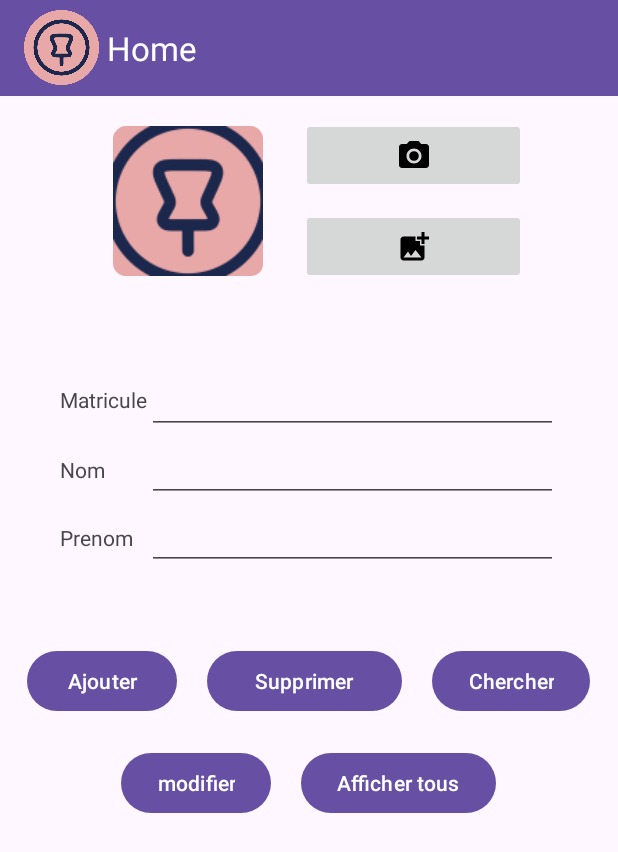
After one commit to ARayane24/TPS_DAM, an Android app: the fragment TP5 placed in its activity, on a phone screen of 412 x 824 dp. The commit adds this screen. Shown: the top 852 px of the screen. Run offline under Robolectric (Android 15) with nearby library versions, the phone set to English and light mode, and no system bars; pictures from the network do not load.

Commit message:
mid changes

```diff
--- a/app/src/main/AndroidManifest.xml
+++ b/app/src/main/AndroidManifest.xml
@@ -3,6 +3,9 @@
     xmlns:tools="http://schemas.android.com/tools">
 
     <uses-permission android:name="android.permission.INTERNET" />
+    <uses-permission android:name="android.permission.READ_EXTERNAL_STORAGE"/>
+    <uses-permission android:name="android.permission.WRITE_EXTERNAL_STORAGE"/>
+    <uses-permission android:name="android.permission.MANAGE_EXTERNAL_STORAGE"/>
 
     <application
         android:allowBackup="true"
@@ -14,6 +17,9 @@
         android:supportsRtl="true"
         android:theme="@style/Theme.TP1"
         tools:targetApi="31">
+        <activity
+            android:name=".TP5.StudentsList"
+            android:exported="false" />
         <activity
             android:name=".TP1.BindingActivity"
             android:exported="false" />
--- a/app/src/main/java/com/example/tp1/TP2/UniteCelsius.java
+++ b/app/src/main/java/com/example/tp1/TP2/UniteCelsius.java
@@ -34,7 +34,7 @@ public class UniteCelsius extends AppCompatActivity {
     protected void onCreate(Bundle savedInstanceState) {
         super.onCreate(savedInstanceState);
         setContentView(R.layout.tp2_activity_exo1_unite_celsius);
-        getSupportActionBar().setTitle("Exo 4 ");
+        //getSupportActionBar().setTitle("Exo 4 ");
 
         initBottomNav();
 
--- a/app/src/main/java/com/example/tp1/TP2/UniteFahrenheit.java
+++ b/app/src/main/java/com/example/tp1/TP2/UniteFahrenheit.java
@@ -28,7 +28,7 @@ public class UniteFahrenheit extends AppCompatActivity {
     protected void onCreate(Bundle savedInstanceState) {
         super.onCreate(savedInstanceState);
         setContentView(R.layout.tp2_activity_exo1_unite_fahrenheit);
-        getSupportActionBar().setTitle("Exo 4 ");
+        //getSupportActionBar().setTitle("Exo 4 ");
 
         initBottomNav();
 
--- a/app/src/main/java/com/example/tp1/TP2/UniteKalvin.java
+++ b/app/src/main/java/com/example/tp1/TP2/UniteKalvin.java
@@ -29,7 +29,7 @@ public class UniteKalvin extends AppCompatActivity {
     protected void onCreate(Bundle savedInstanceState) {
         super.onCreate(savedInstanceState);
         setContentView(R.layout.tp2_activity_exo1_unite_kalvin);
-        getSupportActionBar().setTitle("Exo 4 ");
+       // getSupportActionBar().setTitle("Exo 4 ");
 
         initBottomNav();
 
--- /dev/null
+++ b/app/src/main/java/com/example/tp1/TP5/TP5.java
@@ -0,0 +1,137 @@
+package com.example.tp1.TP5;
+
+import android.content.Intent;
+import android.graphics.Bitmap;
+import android.graphics.drawable.BitmapDrawable;
+import android.net.Uri;
+import android.os.Bundle;
+
+import androidx.annotation.NonNull;
+import androidx.annotation.Nullable;
+import androidx.fragment.app.Fragment;
+
+import android.view.LayoutInflater;
+import android.view.View;
+import android.view.ViewGroup;
+import android.widget.Toast;
+
+import com.example.tp1.R;
+import com.example.tp1.databinding.Tp5FragmentBinding;
+
+import java.io.ByteArrayInputStream;
+import java.io.ByteArrayOutputStream;
+import java.util.ArrayList;
+
+public class TP5 extends Fragment {
+
+
+    @Override
+    public View onCreateView(LayoutInflater inflater, ViewGroup container,
+                             Bundle savedInstanceState) {
+        // Inflate the layout for this fragment
+        return inflater.inflate(R.layout.tp5_fragment, container, false);
+    }
+
+    Tp5FragmentBinding binding;
+    BDDHelp bddHelp;
+    @Override
+    public void onViewCreated(@NonNull View view, @Nullable Bundle savedInstanceState) {
+        super.onViewCreated(view, savedInstanceState);
+
+         binding= Tp5FragmentBinding.bind(view);
+        binding.ajouter.setOnClickListener(this::add);
+        binding.supprimer.setOnClickListener(this::supp);
+        binding.Chercher.setOnClickListener(this::search);
+        binding.modifier.setOnClickListener(this::Modify);
+        binding.AfficherTous.setOnClickListener(this::showAll);
+
+        bddHelp = new BDDHelp(getContext());
+        binding.addFromCamera.setOnClickListener(this::addImage);
+        binding.addFromGall.setOnClickListener(this::addImage);
+    }
+
+    private void addImage(View view) {
+        if (view == binding.addFromCamera){
+            openCamera();
+        }else {
+            openGall();
+        }
+
+
+
+        Bitmap bmp = ((BitmapDrawable)binding.img.getDrawable()).getBitmap();
+        ByteArrayOutputStream stream = new ByteArrayOutputStream();
+        bmp.compress(Bitmap.CompressFormat.PNG,100,stream);
+        byte[] image = stream.toByteArray();
+    }
+
+    public void openCamera() {
+        Intent takePicture = new Intent(android.provider.MediaStore.ACTION_IMAGE_CAPTURE);
+                startActivityForResult (takePicture, 0);
+    }
+
+    public void openGall() {
+        Intent pickPhoto = new Intent(Intent.ACTION_PICK,
+                android.provider.MediaStore.Images.Media.EXTERNAL_CONTENT_URI);
+                startActivityForResult (pickPhoto, 1);
+    }
+
+    private void showAll(View view) {
+
+        Intent intent = new Intent(getContext(), StudentsList.class);
+        intent.putExtra("com.example.tp1.TP5.all",bddHelp.getAll());
+        startActivity(intent);
+    }
+
+
+    private void Modify(View view) {
+       boolean b =  bddHelp.update(new Etudiant(0, binding.mat.getText().toString() ,
+                binding.nom.getText().toString(), binding.prenom.getText().toString()));
+
+       if (b){
+           Toast.makeText(getContext() , "Success !!!" , Toast.LENGTH_SHORT).show();
+       }else {
+           Toast.makeText(getContext() , "Error !!!" , Toast.LENGTH_SHORT).show();
+       }
+    }
+
+    private void add(View view) {
+        boolean b = bddHelp.insert(new Etudiant( binding.mat.getText().toString() ,
+                binding.nom.getText().toString(), binding.prenom.getText().toString()));
+
+        if (b){
+            Toast.makeText(getContext() , "Success !!!" , Toast.LENGTH_SHORT).show();
+        }else {
+            Toast.makeText(getContext() , "Error !!!" , Toast.LENGTH_SHORT).show();
+        }
+    }
+
+    private void supp(View view) {
+        boolean b = bddHelp.delete(new Etudiant( binding.mat.getText().toString() ,
+                binding.nom.getText().toString(), binding.prenom.getText().toString()));
+
+        if (b){
+            Toast.makeText(getContext() , "Success !!!" , Toast.LENGTH_SHORT).show();
+        }else {
+            Toast.makeText(getContext() , "Error !!!" , Toast.LENGTH_SHORT).show();
+        }
+
+    }
+
+    private void search(View view) {
+
+
+        Intent intent = new Intent(getContext(), StudentsList.class);
+        ArrayList<Etudiant> value = new ArrayList<>();
+
+        String searchString = binding.mat.getText().toString();
+        if (searchString.isEmpty()) {
+            Toast.makeText(getContext(),"Error : Mat empty !!",Toast.LENGTH_SHORT ).show();
+            return;
+        }
+
+        value.add(bddHelp.getByMat(searchString));
+        intent.putExtra("com.example.tp1.TP5.all", value);
+        startActivity(intent);
+    }
+}
--- /dev/null
+++ b/app/src/main/res/drawable/add_photo.xml
@@ -0,0 +1,5 @@
+<vector android:height="24dp" android:tint="#000000"
+    android:viewportHeight="24" android:viewportWidth="24"
+    android:width="24dp" xmlns:android="http://schemas.android.com/apk/res/android">
+    <path android:fillColor="@android:color/white" android:pathData="M19,7v2.99s-1.99,0.01 -2,0L17,7h-3s0.01,-1.99 0,-2h3L17,2h2v3h3v2h-3zM16,11L16,8h-3L13,5L5,5c-1.1,0 -2,0.9 -2,2v12c0,1.1 0.9,2 2,2h12c1.1,0 2,-0.9 2,-2v-8h-3zM5,19l3,-4 2,3 3,-4 4,5L5,19z"/>
+</vector>
--- /dev/null
+++ b/app/src/main/res/drawable/camera.xml
@@ -0,0 +1,6 @@
+<vector android:height="24dp" android:tint="#000000"
+    android:viewportHeight="24" android:viewportWidth="24"
+    android:width="24dp" xmlns:android="http://schemas.android.com/apk/res/android">
+    <path android:fillColor="@android:color/white" android:pathData="M12,12m-3.2,0a3.2,3.2 0,1 1,6.4 0a3.2,3.2 0,1 1,-6.4 0"/>
+    <path android:fillColor="@android:color/white" android:pathData="M9,2L7.17,4L4,4c-1.1,0 -2,0.9 -2,2v12c0,1.1 0.9,2 2,2h16c1.1,0 2,-0.9 2,-2L22,6c0,-1.1 -0.9,-2 -2,-2h-3.17L15,2L9,2zM12,17c-2.76,0 -5,-2.24 -5,-5s2.24,-5 5,-5 5,2.24 5,5 -2.24,5 -5,5z"/>
+</vector>
--- /dev/null
+++ b/app/src/main/res/layout/tp5_fragment.xml
@@ -0,0 +1,164 @@
+<?xml version="1.0" encoding="utf-8"?>
+<LinearLayout xmlns:android ="http://schemas.android.com/apk/res/android"
+    xmlns:tools="http://schemas.android.com/tools"
+    android:layout_width="match_parent"
+    android:layout_height="match_parent"
+    android:orientation="vertical"
+    android:gravity="center_horizontal"
+    tools:context=".TP5.TP5">
+
+    <LinearLayout
+        android:layout_width="wrap_content"
+        android:layout_height="wrap_content"
+        android:gravity="center_vertical">
+
+        <ImageView
+            android:id="@+id/img"
+            android:layout_width="100dp"
+            android:layout_height="100dp"
+            android:layout_margin="20dp"
+            android:src="@mipmap/ic_launcher"/>
+
+        <LinearLayout
+            android:layout_width="wrap_content"
+            android:layout_height="wrap_content"
+            android:orientation="vertical"
+            >
+            <ImageButton
+                android:id="@+id/add_fromCamera"
+                android:layout_width="150dp"
+                android:layout_height="50dp"
+                android:src="@drawable/camera"
+                android:layout_margin="5dp"
+                />
+            <ImageButton
+                android:id="@+id/add_fromGall"
+                android:layout_width="150dp"
+                android:layout_height="50dp"
+                android:src="@drawable/add_photo"
+                android:layout_margin="5dp"
+
+                />
+        </LinearLayout>
+    </LinearLayout>
+
+
+    <RelativeLayout
+        android:layout_width="match_parent"
+        android:layout_height="wrap_content"
+        android:layout_margin="40dp">
+        <TextView
+            android:id="@+id/lb_mat"
+            android:layout_width="wrap_content"
+            android:layout_height="wrap_content"
+            android:text="Matricule"
+            android:layout_alignTop="@id/mat"
+            android:layout_alignBottom="@id/mat"
+            android:gravity="center"
+
+            />
+
+        <EditText
+            android:id="@+id/mat"
+            android:layout_width="wrap_content"
+            android:layout_height="wrap_content"
+            android:layout_alignParentEnd="true"
+            android:layout_toEndOf="@id/lb_mat"
+            />
+
+
+
+        <TextView
+            android:id="@+id/lb_nom"
+            android:layout_width="wrap_content"
+            android:layout_height="wrap_content"
+            android:text="Nom"
+            android:layout_below="@id/lb_mat"
+            android:layout_alignEnd="@id/lb_mat"
+            android:layout_alignParentStart="true"
+            android:layout_alignBaseline="@id/nom"
+            />
+
+        <EditText
+            android:id="@+id/nom"
+            android:layout_width="wrap_content"
+            android:layout_height="wrap_content"
+            android:layout_alignParentEnd="true"
+            android:layout_toEndOf="@id/lb_nom"
+            android:layout_below="@id/mat"
+
+            />
+
+
+        <TextView
+            android:id="@+id/lb_prenom"
+            android:layout_width="wrap_content"
+            android:layout_height="wrap_content"
+            android:text="Prenom"
+            android:layout_below="@id/lb_nom"
+            android:layout_alignEnd="@id/lb_mat"
+            android:layout_alignParentStart="true"
+            android:layout_alignBaseline="@id/prenom"
+            />
+
+        <EditText
+            android:id="@+id/prenom"
+            android:layout_width="wrap_content"
+            android:layout_height="wrap_content"
+            android:layout_alignParentEnd="true"
+            android:layout_toEndOf="@id/lb_nom"
+            android:layout_below="@id/nom"
+            />
+
+
+
+    </RelativeLayout>
+
+    <TableLayout
+        android:layout_width="match_parent"
+        android:layout_height="wrap_content">
+        <TableRow android:gravity="center">
+            <Button
+                android:id="@+id/ajouter"
+                android:layout_width="match_parent"
+                android:layout_height="match_parent"
+                android:text="Ajouter"
+                android:layout_margin="10dp"/>
+
+            <Button
+                android:id="@+id/supprimer"
+                android:layout_width="match_parent"
+                android:layout_height="match_parent"
+                android:text="Supprimer"
+                android:layout_margin="10dp"/>
+
+            <Button
+                android:id="@+id/Chercher"
+                android:layout_width="match_parent"
+                android:layout_height="match_parent"
+                android:text="Chercher"
+                android:layout_margin="10dp"/>
+        </TableRow>
+
+        <TableRow android:gravity="center">
+            <Button
+                android:id="@+id/modifier"
+                android:layout_width="match_parent"
+                android:layout_height="match_parent"
+                android:text="modifier"
+                android:layout_margin="10dp"/>
+
+            <Button
+                android:id="@+id/Afficher_tous"
+                android:layout_width="match_parent"
+                android:layout_height="match_parent"
+                android:text="Afficher tous"
+                android:layout_margin="10dp"/>
+
+        </TableRow>
+    </TableLayout>
+
+
+
+
+</LinearLayout>
--- a/app/src/main/res/menu/top_bar.xml
+++ b/app/src/main/res/menu/top_bar.xml
@@ -39,6 +39,12 @@
                         android:contentDescription="solution de tp 4"
                         android:tooltipText="tp4"
                         android:title="TP 4"/>
+                    <item
+                        android:id="@+id/tp5"
+                        android:contentDescription="solution de tp 5"
+                        android:tooltipText="tp5"
+                        android:icon="@drawable/done_black"
+                        android:title="TP 5"/>
                 </group>
             </menu>
 
```
Also changed, not shown: app/src/main/java/com/example/tp1/MainActivity.java (+35 -2 lines), app/src/main/java/com/example/tp1/TP5/BDDHelp.java (added, +111 -0 lines), app/src/main/java/com/example/tp1/TP5/Etudiant.java (added, +74 -0 lines), app/src/main/java/com/example/tp1/TP5/StudentsList.java (added, +42 -0 lines), app/src/main/java/com/example/tp1/TP5/TP5Adapter.java (added, +53 -0 lines), app/src/main/res/layout/tp5_activity_students_list.xml (added, +14 -0 lines), app/src/main/res/layout/tp5_list_item.xml (added, +78 -0 lines).
